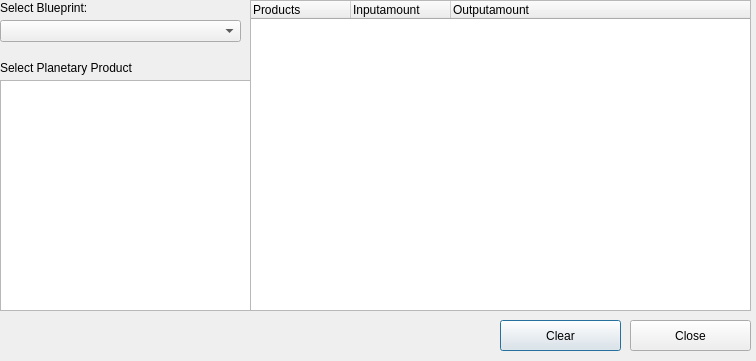
Qt form EVE-Manufacture-Planner-Server/productionview.ui (RolfHausen/EVE-Manufacture-Planner-Server) before a commit.
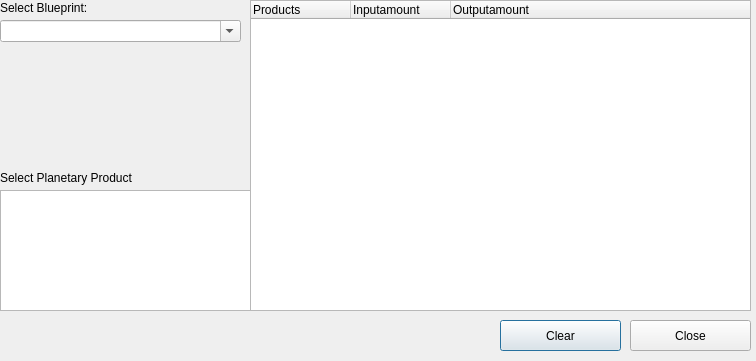
The same form after that commit.

```diff
--- a/EVE-Manufacture-Planner-Server/productionview.ui
+++ b/EVE-Manufacture-Planner-Server/productionview.ui
@@ -17,9 +17,9 @@
    <property name="geometry">
     <rect>
      <x>0</x>
-     <y>80</y>
+     <y>190</y>
      <width>251</width>
-     <height>231</height>
+     <height>121</height>
     </rect>
    </property>
   </widget>
@@ -83,6 +83,9 @@
      <height>22</height>
     </rect>
    </property>
+   <property name="editable">
+    <bool>true</bool>
+   </property>
   </widget>
   <widget class="QLabel" name="label">
    <property name="geometry">
@@ -101,7 +104,7 @@
    <property name="geometry">
     <rect>
      <x>0</x>
-     <y>60</y>
+     <y>170</y>
      <width>241</width>
      <height>16</height>
     </rect>
```
